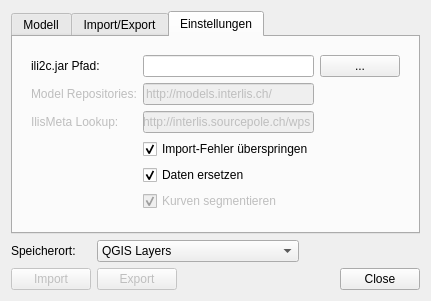
First picture: the form in qgis/interlis/ui_interlis.ui, repository sourcepole/ogrtools, before the edit.
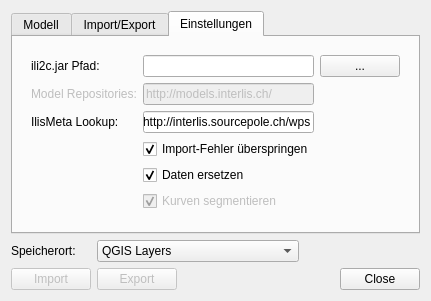
Second picture: the form after the edit. The open tabs and pages were chosen to show the change. Custom widgets are drawn as their Qt base class.

Commit message: Make ilisMetaUrl configureable

```diff
--- a/qgis/interlis/ui_interlis.ui
+++ b/qgis/interlis/ui_interlis.ui
@@ -267,9 +267,6 @@
           </item>
           <item row="2" column="0">
            <widget class="QLabel" name="label_4">
-            <property name="enabled">
-             <bool>false</bool>
-            </property>
             <property name="text">
              <string>IlisMeta Lookup:</string>
             </property>
@@ -280,9 +277,6 @@
           </item>
           <item row="2" column="1">
            <widget class="QLineEdit" name="mIlisMetaUrlLineEdit">
-            <property name="enabled">
-             <bool>false</bool>
-            </property>
             <property name="text">
              <string>http://interlis.sourcepole.ch/wps</string>
             </property>
```
The commit also changes 2 other files.
